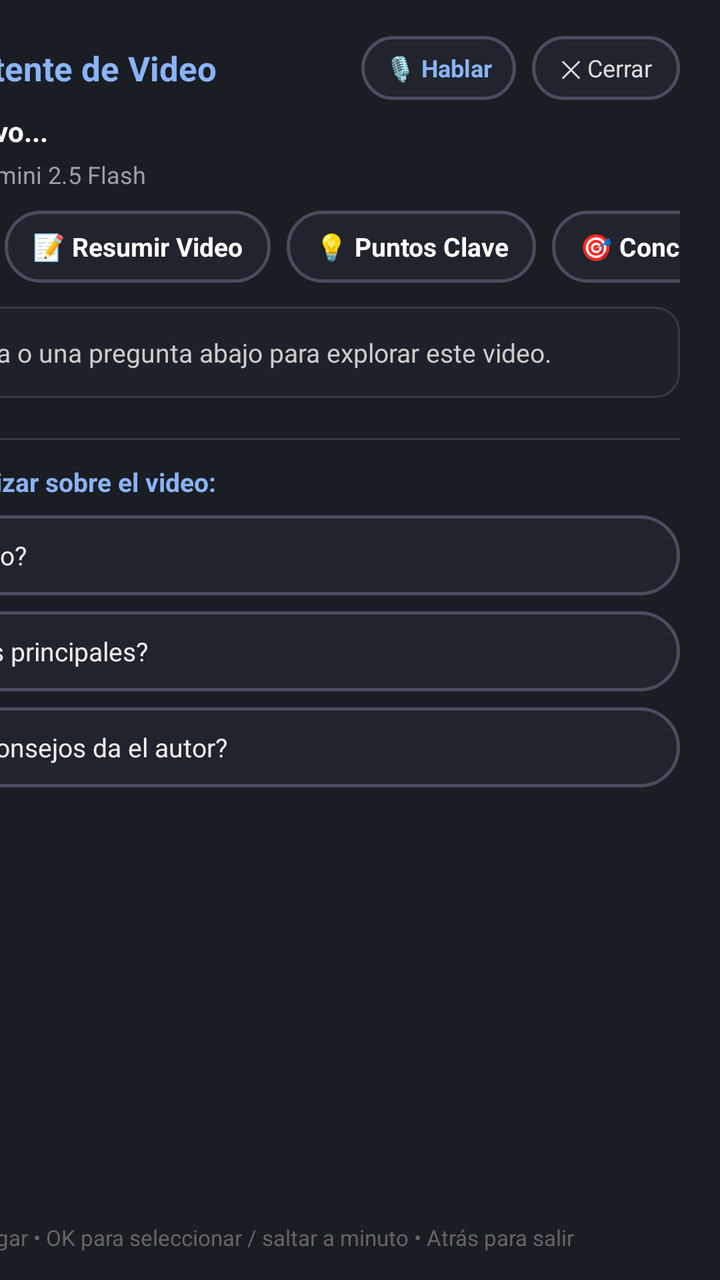
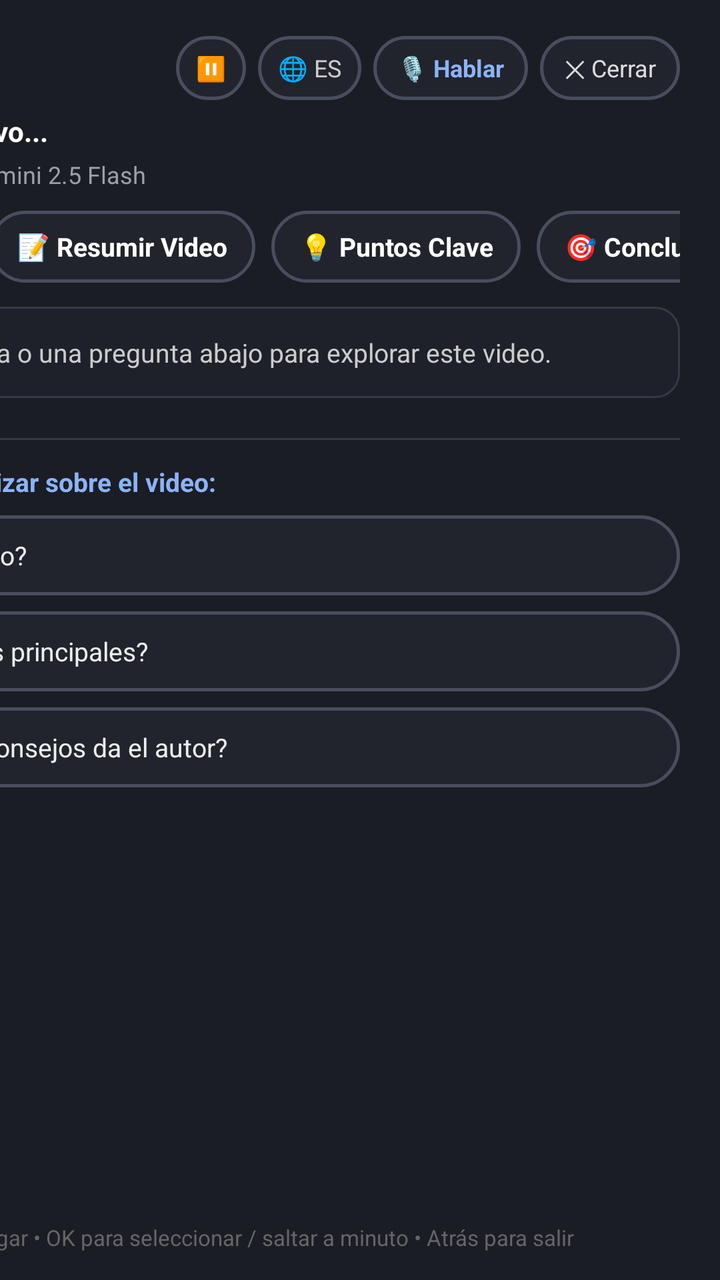

Two renders of the same Android screen: before a commit and after it. Below are the layout's source before the change and the commit's diff.
<!-- AndroidManifest.xml: application theme android:Theme.NoDisplay -->
<!-- res/layout/view_ai_summary_overlay.xml -->
<?xml version="1.0" encoding="utf-8"?>
<FrameLayout xmlns:android="http://schemas.android.com/apk/res/android"
    android:id="@+id/ai_overlay_root"
    android:layout_width="match_parent"
    android:layout_height="match_parent"
    android:background="#55000000"
    android:clickable="true"
    android:focusable="true">

    <LinearLayout
        android:id="@+id/ai_panel_drawer"
        android:layout_width="540dp"
        android:layout_height="match_parent"
        android:layout_gravity="end"
        android:background="#1B1D24"
        android:elevation="16dp"
        android:orientation="vertical"
        android:paddingStart="20dp"
        android:paddingTop="18dp"
        android:paddingEnd="20dp"
        android:paddingBottom="14dp"
        android:clickable="true"
        android:focusable="true">

        
        <LinearLayout
            android:layout_width="match_parent"
            android:layout_height="wrap_content"
            android:orientation="horizontal"
            android:gravity="center_vertical"
            android:layout_marginBottom="6dp">

            <TextView
                android:layout_width="0dp"
                android:layout_height="wrap_content"
                android:layout_weight="1"
                android:text="✨ OmniTV AI • Asistente de Video"
                android:textColor="#8AB4F8"
                android:textSize="17sp"
                android:textStyle="bold" />

            <TextView
                android:id="@+id/btn_ai_mic"
                android:layout_width="wrap_content"
                android:layout_height="32dp"
                android:background="@drawable/pill_youtube_tv"
                android:paddingStart="12dp"
                android:paddingEnd="12dp"
                android:layout_marginEnd="8dp"
                android:gravity="center"
                android:text="🎙️ Hablar"
                android:textColor="#8AB4F8"
                android:textSize="12sp"
                android:textStyle="bold"
                android:focusable="true"
                android:clickable="true" />

            <TextView
                android:id="@+id/btn_ai_reset"
                android:layout_width="wrap_content"
                android:layout_height="32dp"
                android:background="@drawable/pill_youtube_tv"
                android:paddingStart="12dp"
                android:paddingEnd="12dp"
                android:layout_marginEnd="8dp"
                android:gravity="center"
                android:text="🔄 Nuevo chat"
                android:textColor="#AAAAAA"
                android:textSize="12sp"
                android:focusable="true"
                android:clickable="true"
                android:visibility="gone" />

            <TextView
                android:id="@+id/btn_ai_close"
                android:layout_width="wrap_content"
                android:layout_height="32dp"
                android:background="@drawable/pill_youtube_tv"
                android:paddingStart="14dp"
                android:paddingEnd="14dp"
                android:gravity="center"
                android:text="✕ Cerrar"
                android:textColor="#DDDDDD"
                android:textSize="12sp"
                android:focusable="true"
                android:clickable="true" />
        </LinearLayout>

        
        <TextView
            android:id="@+id/text_ai_video_title"
            android:layout_width="match_parent"
            android:layout_height="wrap_content"
            android:text="📺 Detectando video activo..."
            android:textColor="#FFFFFF"
            android:textSize="14sp"
            android:textStyle="bold"
            android:maxLines="2"
            android:ellipsize="end"
            android:layout_marginBottom="4dp" />

        
        <TextView
            android:id="@+id/text_ai_status"
            android:layout_width="match_parent"
            android:layout_height="wrap_content"
            android:text="✨ Listo para analizar con Gemini 2.5 Flash"
            android:textColor="#9AA0A6"
            android:textSize="12sp"
            android:layout_marginBottom="10dp" />

        
        <HorizontalScrollView
            android:layout_width="match_parent"
            android:layout_height="wrap_content"
            android:scrollbars="none"
            android:layout_marginBottom="12dp">

            <LinearLayout
                android:layout_width="wrap_content"
                android:layout_height="wrap_content"
                android:orientation="horizontal">

                <TextView
                    android:id="@+id/btn_pill_voice"
                    android:layout_width="wrap_content"
                    android:layout_height="36dp"
                    android:background="@drawable/pill_youtube_tv"
                    android:paddingStart="14dp"
                    android:paddingEnd="14dp"
                    android:gravity="center"
                    android:text="🎙️ Preguntar con voz"
                    android:textColor="#8AB4F8"
                    android:textSize="13sp"
                    android:textStyle="bold"
                    android:focusable="true"
                    android:clickable="true"
                    android:layout_marginEnd="8dp" />

                <TextView
                    android:id="@+id/btn_pill_summary"
                    android:layout_width="wrap_content"
                    android:layout_height="36dp"
                    android:background="@drawable/pill_youtube_tv"
                    android:paddingStart="14dp"
                    android:paddingEnd="14dp"
                    android:gravity="center"
                    android:text="📝 Resumir Video"
                    android:textColor="#FFFFFF"
                    android:textSize="13sp"
                    android:textStyle="bold"
                    android:focusable="true"
                    android:clickable="true"
                    android:layout_marginEnd="8dp" />

                <TextView
                    android:id="@+id/btn_pill_key_points"
                    android:layout_width="wrap_content"
                    android:layout_height="36dp"
                    android:background="@drawable/pill_youtube_tv"
                    android:paddingStart="14dp"
                    android:paddingEnd="14dp"
                    android:gravity="center"
                    android:text="💡 Puntos Clave"
                    android:textColor="#FFFFFF"
                    android:textSize="13sp"
                    android:textStyle="bold"
                    android:focusable="true"
                    android:clickable="true"
                    android:layout_marginEnd="8dp" />

                <TextView
                    android:id="@+id/btn_pill_conclusions"
                    android:layout_width="wrap_content"
                    android:layout_height="36dp"
                    android:background="@drawable/pill_youtube_tv"
                    android:paddingStart="14dp"
                    android:paddingEnd="14dp"
                    android:gravity="center"
                    android:text="🎯 Conclusiones"
                    android:textColor="#FFFFFF"
                    android:textSize="13sp"
                    android:textStyle="bold"
                    android:focusable="true"
                    android:clickable="true"
                    android:layout_marginEnd="8dp" />

                <TextView
                    android:id="@+id/btn_pill_moments"
                    android:layout_width="wrap_content"
                    android:layout_height="36dp"
                    android:background="@drawable/pill_youtube_tv"
                    android:paddingStart="14dp"
                    android:paddingEnd="14dp"
                    android:gravity="center"
                    android:text="⏱️ Momentos Clave"
                    android:textColor="#FFFFFF"
                    android:textSize="13sp"
                    android:textStyle="bold"
                    android:focusable="true"
                    android:clickable="true" />
            </LinearLayout>
        </HorizontalScrollView>

        
        <ScrollView
            android:id="@+id/scroll_ai_content"
            android:layout_width="match_parent"
            android:layout_height="0dp"
            android:layout_weight="1"
            android:scrollbars="vertical"
            android:fadeScrollbars="false"
            android:layout_marginBottom="8dp">

            <LinearLayout
                android:layout_width="match_parent"
                android:layout_height="wrap_content"
                android:orientation="vertical">

                
                <LinearLayout
                    android:id="@+id/layout_ai_loading"
                    android:layout_width="match_parent"
                    android:layout_height="wrap_content"
                    android:orientation="horizontal"
                    android:gravity="center_vertical"
                    android:padding="12dp"
                    android:visibility="gone">

                    <ProgressBar
                        android:layout_width="24dp"
                        android:layout_height="24dp"
                        android:indeterminate="true"
                        android:layout_marginEnd="12dp" />

                    <TextView
                        android:id="@+id/text_ai_loading_msg"
                        android:layout_width="wrap_content"
                        android:layout_height="wrap_content"
                        android:text="Consultando a Gemini..."
                        android:textColor="#8AB4F8"
                        android:textSize="13sp" />
                </LinearLayout>

                
                <TextView
                    android:id="@+id/text_ai_welcome"
                    android:layout_width="match_parent"
                    android:layout_height="wrap_content"
                    android:text="✨ Elegí una opción arriba o una pregunta abajo para explorar este video."
                    android:textColor="#CCCCCC"
                    android:textSize="13sp"
                    android:lineSpacingExtra="4dp"
                    android:background="@drawable/card_chip_content"
                    android:padding="14dp"
                    android:layout_marginBottom="8dp" />

                
                <LinearLayout
                    android:id="@+id/container_ai_chips"
                    android:layout_width="match_parent"
                    android:layout_height="wrap_content"
                    android:orientation="vertical" />

                
                <LinearLayout
                    android:id="@+id/layout_suggested_section"
                    android:layout_width="match_parent"
                    android:layout_height="wrap_content"
                    android:orientation="vertical"
                    android:layout_marginTop="12dp"
                    android:layout_marginBottom="12dp">

                    
                    <View
                        android:layout_width="match_parent"
                        android:layout_height="1dp"
                        android:background="#353A47"
                        android:layout_marginBottom="12dp" />

                    
                    <TextView
                        android:id="@+id/label_suggested_questions"
                        android:layout_width="match_parent"
                        android:layout_height="wrap_content"
                        android:text="❓ Preguntas para profundizar sobre el video:"
                        android:textColor="#8AB4F8"
                        android:textSize="13sp"
                        android:textStyle="bold"
                        android:layout_marginBottom="8dp" />

                    
                    <LinearLayout
                        android:id="@+id/container_suggested_questions"
                        android:layout_width="match_parent"
                        android:layout_height="wrap_content"
                        android:orientation="vertical">

                        <TextView
                            android:id="@+id/btn_suggested_1"
                            android:layout_width="match_parent"
                            android:layout_height="wrap_content"
                            android:minHeight="40dp"
                            android:background="@drawable/pill_youtube_tv"
                            android:gravity="center_vertical|start"
                            android:paddingStart="14dp"
                            android:paddingEnd="14dp"
                            android:paddingTop="8dp"
                            android:paddingBottom="8dp"
                            android:text="1. ¿De qué trata este video?"
                            android:textColor="#EEEEEE"
                            android:textSize="13sp"
                            android:focusable="true"
                            android:clickable="true"
                            android:layout_marginBottom="8dp" />

                        <TextView
                            android:id="@+id/btn_suggested_2"
                            android:layout_width="match_parent"
                            android:layout_height="wrap_content"
                            android:minHeight="40dp"
                            android:background="@drawable/pill_youtube_tv"
                            android:gravity="center_vertical|start"
                            android:paddingStart="14dp"
                            android:paddingEnd="14dp"
                            android:paddingTop="8dp"
                            android:paddingBottom="8dp"
                            android:text="2. ¿Cuáles son los puntos principales?"
                            android:textColor="#EEEEEE"
                            android:textSize="13sp"
                            android:focusable="true"
                            android:clickable="true"
                            android:layout_marginBottom="8dp" />

                        <TextView
                            android:id="@+id/btn_suggested_3"
                            android:layout_width="match_parent"
                            android:layout_height="wrap_content"
                            android:minHeight="40dp"
                            android:background="@drawable/pill_youtube_tv"
                            android:gravity="center_vertical|start"
                            android:paddingStart="14dp"
                            android:paddingEnd="14dp"
                            android:paddingTop="8dp"
                            android:paddingBottom="8dp"
                            android:text="3. ¿Qué conclusiones o consejos da el autor?"
                            android:textColor="#EEEEEE"
                            android:textSize="13sp"
                            android:focusable="true"
                            android:clickable="true"
                            android:layout_marginBottom="8dp" />
                    </LinearLayout>
                </LinearLayout>

            </LinearLayout>
        </ScrollView>

        
        <TextView
            android:layout_width="match_parent"
            android:layout_height="wrap_content"
            android:gravity="center"
            android:text="🎮 Flechas para navegar • OK para seleccionar / saltar a minuto • Atrás para salir"
            android:textColor="#666666"
            android:textSize="11sp" />

    </LinearLayout>
</FrameLayout>
<!-- resources referenced by this layout -->
<resources>
  <!-- drawable card_chip_content (drawable) -->
  <selector xmlns:android="http://schemas.android.com/apk/res/android">
      <item android:state_focused="true">
          <shape android:shape="rectangle">
              <solid android:color="#2F3647" />
              <corners android:radius="12dp" />
              <stroke android:width="2dp" android:color="#FFFFFF" />
          </shape>
      </item>
      <item>
          <shape android:shape="rectangle">
              <solid android:color="#1E2129" />
              <corners android:radius="12dp" />
              <stroke android:width="1dp" android:color="#353A47" />
          </shape>
      </item>
  </selector>
  <!-- drawable pill_youtube_tv (drawable) -->
  <selector xmlns:android="http://schemas.android.com/apk/res/android">
      <item android:state_focused="true">
          <shape android:shape="rectangle">
              <solid android:color="#363C4D" />
              <corners android:radius="20dp" />
              <stroke android:width="2dp" android:color="#FFFFFF" />
          </shape>
      </item>
      <item>
          <shape android:shape="rectangle">
              <solid android:color="#21242C" />
              <corners android:radius="20dp" />
              <stroke android:width="1.5dp" android:color="#484E5E" />
          </shape>
      </item>
  </selector>
</resources>

<!-- the commit's change to res/layout/view_ai_summary_overlay.xml (unified diff, before → after) -->
@@ -24,6 +24,7 @@
 
         
         <LinearLayout
+            android:id="@+id/container_ai_header_bar"
             android:layout_width="match_parent"
             android:layout_height="wrap_content"
             android:orientation="horizontal"
@@ -34,10 +35,40 @@
                 android:layout_width="0dp"
                 android:layout_height="wrap_content"
                 android:layout_weight="1"
-                android:text="✨ OmniTV AI • Asistente de Video"
+                android:text="✨ OmniTV AI"
                 android:textColor="#8AB4F8"
-                android:textSize="17sp"
+                android:textSize="16sp"
                 android:textStyle="bold" />
+
+            <TextView
+                android:id="@+id/btn_ai_play_pause"
+                android:layout_width="wrap_content"
+                android:layout_height="32dp"
+                android:background="@drawable/pill_youtube_tv"
+                android:paddingStart="10dp"
+                android:paddingEnd="10dp"
+                android:layout_marginEnd="6dp"
+                android:gravity="center"
+                android:text="⏸️"
+                android:textColor="#FFFFFF"
+                android:textSize="12sp"
+                android:focusable="true"
+                android:clickable="true" />
+
+            <TextView
+                android:id="@+id/btn_ai_chat_lang"
+                android:layout_width="wrap_content"
+                android:layout_height="32dp"
+                android:background="@drawable/pill_youtube_tv"
+                android:paddingStart="10dp"
+                android:paddingEnd="10dp"
+                android:layout_marginEnd="6dp"
+                android:gravity="center"
+                android:text="🌐 ES"
+                android:textColor="#CCCCCC"
+                android:textSize="12sp"
+                android:focusable="true"
+                android:clickable="true" />
 
             <TextView
                 android:id="@+id/btn_ai_mic"
@@ -46,7 +77,7 @@
                 android:background="@drawable/pill_youtube_tv"
                 android:paddingStart="12dp"
                 android:paddingEnd="12dp"
-                android:layout_marginEnd="8dp"
+                android:layout_marginEnd="6dp"
                 android:gravity="center"
                 android:text="🎙️ Hablar"
                 android:textColor="#8AB4F8"
@@ -60,11 +91,11 @@
                 android:layout_width="wrap_content"
                 android:layout_height="32dp"
                 android:background="@drawable/pill_youtube_tv"
-                android:paddingStart="12dp"
-                android:paddingEnd="12dp"
-                android:layout_marginEnd="8dp"
+                android:paddingStart="10dp"
+                android:paddingEnd="10dp"
+                android:layout_marginEnd="6dp"
                 android:gravity="center"
-                android:text="🔄 Nuevo chat"
+                android:text="🔄 Nuevo"
                 android:textColor="#AAAAAA"
                 android:textSize="12sp"
                 android:focusable="true"
@@ -76,8 +107,8 @@
                 android:layout_width="wrap_content"
                 android:layout_height="32dp"
                 android:background="@drawable/pill_youtube_tv"
-                android:paddingStart="14dp"
-                android:paddingEnd="14dp"
+                android:paddingStart="12dp"
+                android:paddingEnd="12dp"
                 android:gravity="center"
                 android:text="✕ Cerrar"
                 android:textColor="#DDDDDD"
@@ -117,19 +148,20 @@
             android:layout_marginBottom="12dp">
 
             <LinearLayout
+                android:id="@+id/container_action_pills"
                 android:layout_width="wrap_content"
                 android:layout_height="wrap_content"
                 android:orientation="horizontal">
 
                 <TextView
-                    android:id="@+id/btn_pill_voice"
+                    android:id="@+id/btn_pill_vision_scan"
                     android:layout_width="wrap_content"
                     android:layout_height="36dp"
                     android:background="@drawable/pill_youtube_tv"
                     android:paddingStart="14dp"
                     android:paddingEnd="14dp"
                     android:gravity="center"
-                    android:text="🎙️ Preguntar con voz"
+                    android:text="📸 Analizar Pantalla"
                     android:textColor="#8AB4F8"
                     android:textSize="13sp"
                     android:textStyle="bold"
@@ -201,6 +233,121 @@
                     android:clickable="true" />
             </LinearLayout>
         </HorizontalScrollView>
+
+        
+        <LinearLayout
+            android:id="@+id/panel_ai_vision_options"
+            android:layout_width="match_parent"
+            android:layout_height="wrap_content"
+            android:orientation="vertical"
+            android:background="@drawable/card_background"
+            android:padding="12dp"
+            android:layout_marginBottom="10dp"
+            android:visibility="gone">
+
+            <LinearLayout
+                android:layout_width="match_parent"
+                android:layout_height="wrap_content"
+                android:orientation="horizontal"
+                android:gravity="center_vertical"
+                android:layout_marginBottom="8dp">
+
+                <TextView
+                    android:id="@+id/txt_vision_header"
+                    android:layout_width="0dp"
+                    android:layout_height="wrap_content"
+                    android:layout_weight="1"
+                    android:text="📸 Analizar Pantalla con IA"
+                    android:textColor="#8AB4F8"
+                    android:textSize="14sp"
+                    android:textStyle="bold" />
+
+                <TextView
+                    android:id="@+id/btn_vision_close"
+                    android:layout_width="wrap_content"
+                    android:layout_height="28dp"
+                    android:background="@drawable/pill_youtube_tv"
+                    android:paddingStart="10dp"
+                    android:paddingEnd="10dp"
+                    android:gravity="center"
+                    android:text="✕ Cerrar"
+                    android:textColor="#CCCCCC"
+                    android:textSize="11sp"
+                    android:focusable="true"
+                    android:clickable="true" />
+            </LinearLayout>
+
+            
+            <LinearLayout
+                android:layout_width="match_parent"
+                android:layout_height="wrap_content"
+                android:orientation="horizontal"
+                android:layout_marginBottom="6dp">
+
+                <TextView
+                    android:id="@+id/btn_vision_opt_translate"
+                    android:layout_width="0dp"
+                    android:layout_height="40dp"
+                    android:layout_weight="1"
+                    android:background="@drawable/pill_youtube_tv"
+                    android:gravity="center_vertical|start"
+                    android:paddingStart="12dp"
+                    android:paddingEnd="12dp"
+                    android:text="🔤 Traducir Texto (Lens IA)"
+                    android:textColor="#FFFFFF"
+                    android:textSize="13sp"
+                    android:textStyle="bold"
+                    android:focusable="true"
+                    android:clickable="true" />
+
+                <TextView
+                    android:id="@+id/btn_vision_target_lang"
+                    android:layout_width="wrap_content"
+                    android:layout_height="40dp"
+                    android:background="@drawable/pill_youtube_tv"
+                    android:layout_marginStart="6dp"
+                    android:paddingStart="10dp"
+                    android:paddingEnd="10dp"
+                    android:gravity="center"
+                    android:text="🌐 Destino: EN"
+                    android:textColor="#81D4FA"
+                    android:textSize="12sp"
+                    android:focusable="true"
+                    android:clickable="true" />
+            </LinearLayout>
+
+            
+            <TextView
+                android:id="@+id/btn_vision_opt_objects"
+                android:layout_width="match_parent"
+                android:layout_height="40dp"
+                android:background="@drawable/pill_youtube_tv"
+                android:gravity="center_vertical|start"
+                android:paddingStart="12dp"
+                android:paddingEnd="12dp"
+                android:text="🎯 Analizar Objetos y Elementos"
+                android:textColor="#FFFFFF"
+                android:textSize="13sp"
+                android:textStyle="bold"
+                android:layout_marginBottom="6dp"
+                android:focusable="true"
+                android:clickable="true" />
+
+            
+            <TextView
+                android:id="@+id/btn_vision_opt_places"
+                android:layout_width="match_parent"
+                android:layout_height="40dp"
+                android:background="@drawable/pill_youtube_tv"
+                android:gravity="center_vertical|start"
+                android:paddingStart="12dp"
+                android:paddingEnd="12dp"
+                android:text="📍 Identificar Lugar o Personas"
+                android:textColor="#CCCCCC"
+                android:textSize="13sp"
+                android:focusable="true"
+                android:clickable="true" />
+        </LinearLayout>
 
         
         <ScrollView
@@ -365,4 +512,23 @@
             android:textSize="11sp" />
 
     </LinearLayout>
+
+    
+    <View
+        android:id="@+id/ai_menu_blue_light_filter"
+        android:layout_width="match_parent"
+        android:layout_height="match_parent"
+        android:elevation="98dp"
+        android:clickable="false"
+        android:focusable="false"
+        android:visibility="gone" />
+
+    <View
+        android:id="@+id/ai_menu_dimmer_filter"
+        android:layout_width="match_parent"
+        android:layout_height="match_parent"
+        android:elevation="99dp"
+        android:clickable="false"
+        android:focusable="false"
+        android:visibility="gone" />
 </FrameLayout>
<!-- resource entries referenced after the edit -->
@@ -1,5 +1,21 @@
 <!-- resources referenced by this layout -->
 <resources>
+  <!-- drawable card_background (drawable) -->
+  <selector xmlns:android="http://schemas.android.com/apk/res/android">
+      <item android:state_focused="true">
+          <shape android:shape="rectangle">
+              <solid android:color="#FF3A3F47" />
+              <corners android:radius="8dp" />
+              <stroke android:width="2dp" android:color="#FF8AB4F8" />
+          </shape>
+      </item>
+      <item>
+          <shape android:shape="rectangle">
+              <solid android:color="#2C2F36" />
+              <corners android:radius="8dp" />
+          </shape>
+      </item>
+  </selector>
   <!-- drawable card_chip_content (drawable) -->
   <selector xmlns:android="http://schemas.android.com/apk/res/android">
       <item android:state_focused="true">
